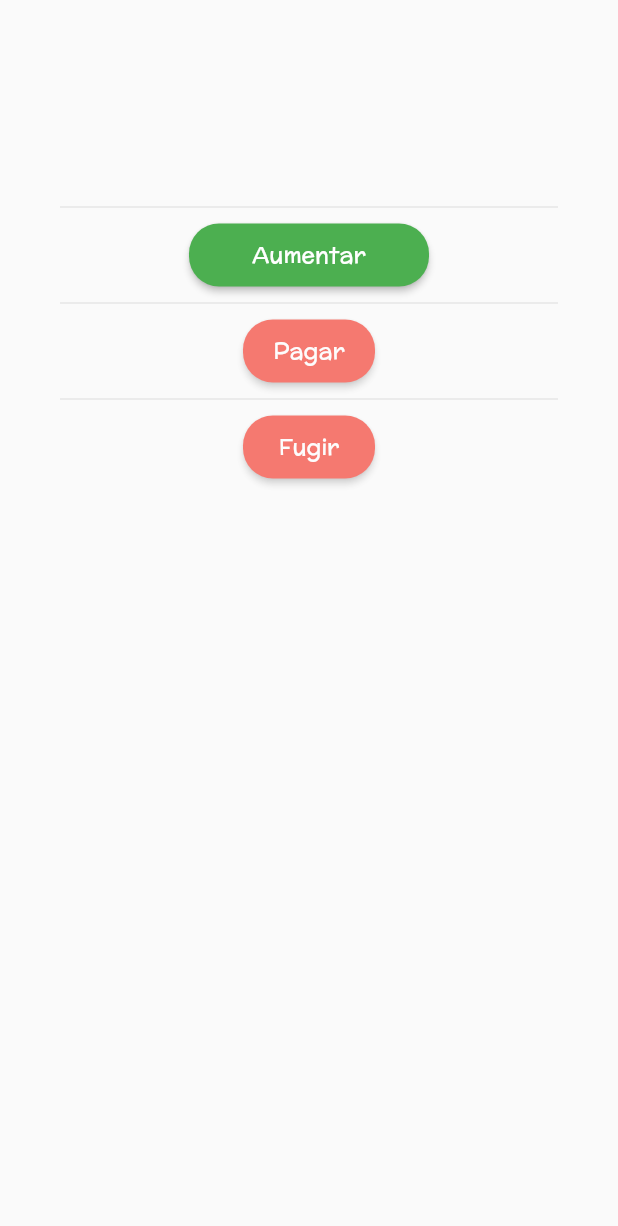
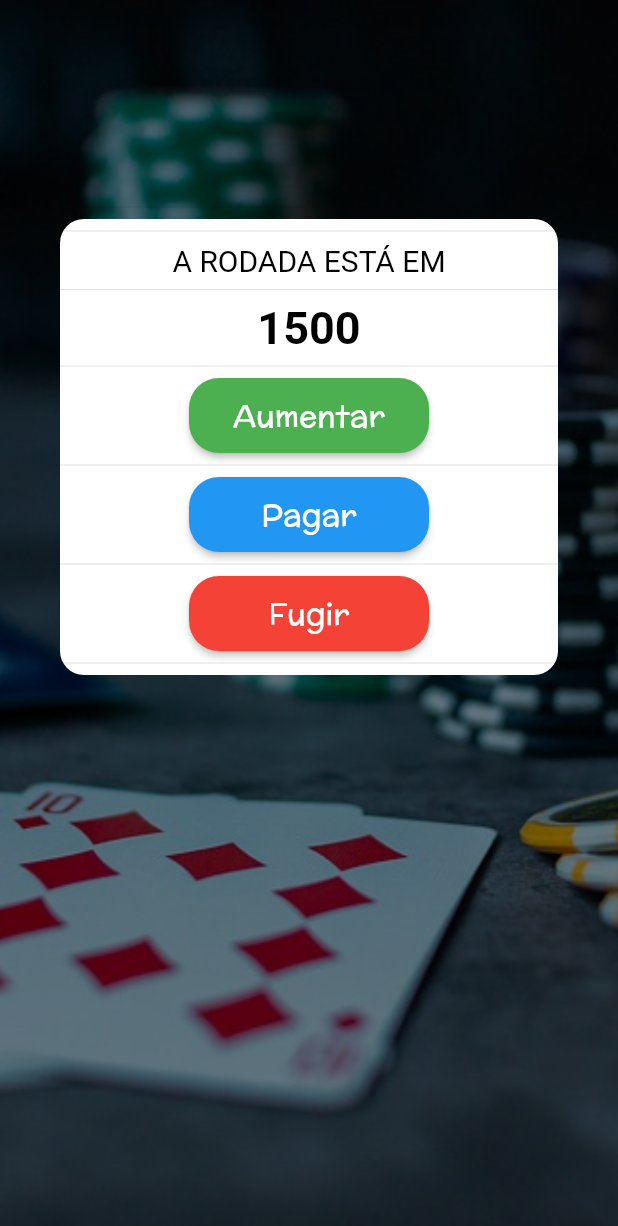
Before and after one commit to Gambot-Crupier/Gambot-App, a Flutter app: the Round screen opened directly, on a phone screen of 412 x 824 dp. Shown: the top 1226 px of the screen. Run offline on Flutter 3.47's test engine with Material 2 defaults, Android fonts, the phone set to English and light mode, and no system bars; our stand-ins replace firebase_messaging, shared_preferences; accounts and stored records are empty.

Commit message:
Link round page to player list page

```diff
--- a/lib/pages/players_list.dart
+++ b/lib/pages/players_list.dart
@@ -2,6 +2,7 @@ import 'package:flutter/material.dart';
 import 'package:flutter/widgets.dart';
 import 'package:gambot/components/default_button.dart';
 import 'package:gambot/components/page_header.dart';
+import 'package:gambot/pages/round.dart';
 import 'package:gambot/style.dart';
 
 class PlayersList extends StatefulWidget {
@@ -64,7 +65,11 @@ class _PlayersListState extends State<PlayersList> {
                         child: DefaultButton(
                           text: 'COMEÇAR',
                           fontSize: 15.0,
-                          func: ()=>{},
+                          func: ()=>{
+                            Navigator.pushReplacement(
+                              context, MaterialPageRoute(builder: (context) => Round())
+                            )
+                          },
                         ),
                       ),
                     ],
--- a/lib/pages/round.dart
+++ b/lib/pages/round.dart
@@ -15,7 +15,7 @@ class Round extends StatefulWidget {
 }
 
 class _RoundPageState extends State<Round> {
-
+  var money = 1500;
 
   @override
   Widget build(BuildContext context) {
@@ -25,7 +25,7 @@ class _RoundPageState extends State<Round> {
           image: DecorationImage(
             image: AssetImage("assets/images/background_login.jpg"),
             fit: BoxFit.cover,
-            colorFilter: new ColorFilter.mode(Colors.white.withOpacity(0.5), BlendMode.clear),
+            colorFilter: new ColorFilter.mode(Colors.black.withOpacity(0.5), BlendMode.darken),
           ),
         ),
         padding: EdgeInsets.only(top: 130, left: 40, right: 40),
@@ -33,15 +33,37 @@ class _RoundPageState extends State<Round> {
           children: <Widget>[
             Divider(),
             Container(
+              decoration: new BoxDecoration(
+                color: Colors.white,
+                borderRadius: new BorderRadius.circular(16.0)
+              ),
               child: Column(
                 mainAxisAlignment: MainAxisAlignment.center,
                 crossAxisAlignment: CrossAxisAlignment.center,
                 children: <Widget>[
+                  Divider(),
+                  DefaultTextStyle(
+                    textAlign: TextAlign.center,
+                    style: new TextStyle(color: Colors.black, fontSize: 20),
+                    child: Text(
+                      'A RODADA ESTÁ EM'
+                    )
+                  ),
+                  Divider(),
+                  DefaultTextStyle(
+                    textAlign: TextAlign.center,
+                    style: new TextStyle(color: Colors.black, fontSize: 30, fontWeight: FontWeight.bold),
+                    child: Text(
+                      money.toString()
+                    )
+                  ),
+                  Divider(),
                   SizedBox(
                     width: 160,
+                    height: 50,
                     child: DefaultButton(
                       text: 'Aumentar',
-                      fontSize: 15.0,
+                      fontSize: 20.0,
                       fontColor: Colors.white,
                       backgroundColor: Colors.green,
                       func: () {
@@ -50,11 +72,26 @@ class _RoundPageState extends State<Round> {
                     ),
                   ),
                   Divider(),
-                  Opacity(
-                    opacity: 0.7,
+                  SizedBox(
+                    width: 160,
+                    height: 50,
                     child: DefaultButton(
                       text: 'Pagar',
-                      fontSize: 15.0,
+                      fontSize: 20.0,
+                        fontColor: Colors.white,
+                        backgroundColor: Colors.blue,
+                        func: () {
+
+                        },
+                    ),
+                  ),
+                  Divider(),
+                  SizedBox(
+                    width: 160,
+                    height: 50,
+                    child: DefaultButton(
+                      text: 'Fugir',
+                      fontSize: 20.0,
                         fontColor: Colors.white,
                         backgroundColor: Colors.red,
                         func: () {
@@ -63,18 +100,6 @@ class _RoundPageState extends State<Round> {
                     ),
                   ),
                   Divider(),
-                  Opacity(
-                    opacity: 0.7,
-                    child: DefaultButton(
-                      text: 'Fugir',
-                      fontSize: 15.0,
-                        fontColor: Colors.white,
-                        backgroundColor: Colors.red,
-                        func: () {
-
-                        },
-                    ),
-                  ),
                 ],
               ),
             ),
```
